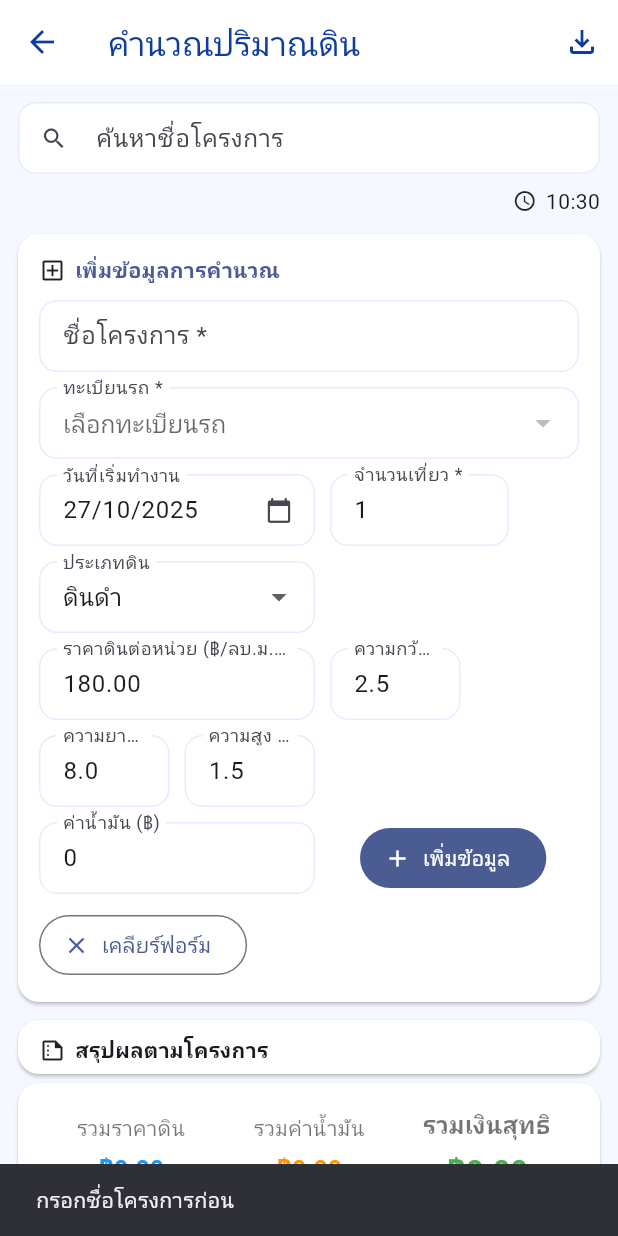
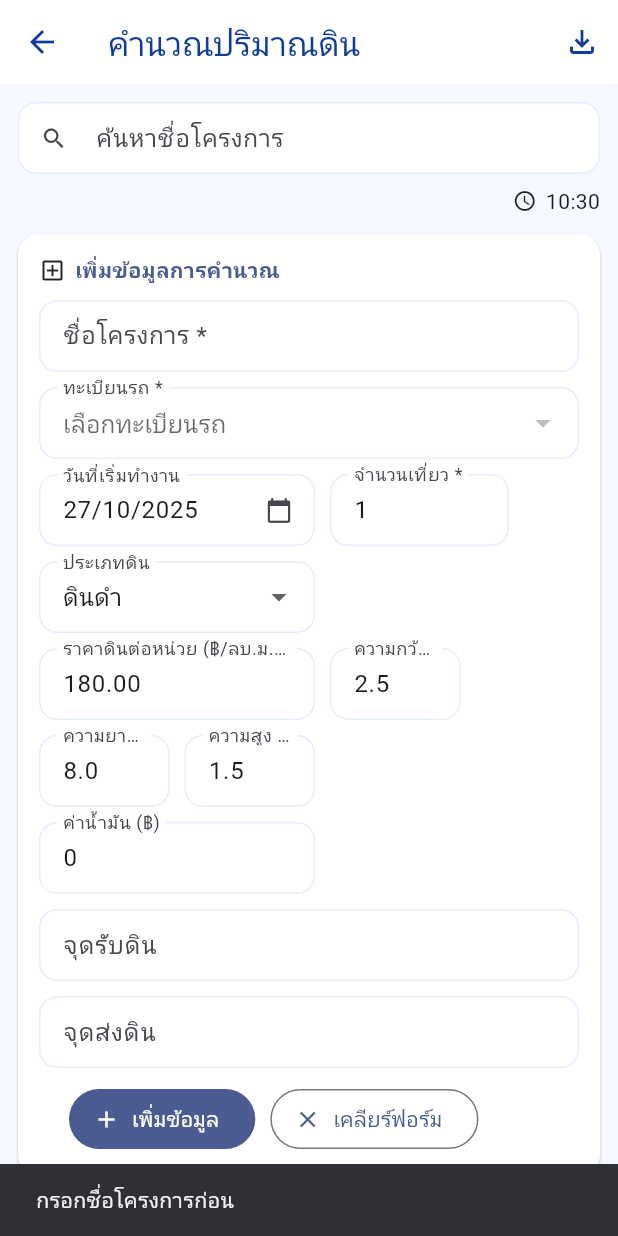
Before and after one commit to Suphakornnn/soiltransport2, a Flutter app: the SoilCalculatorScreen screen opened by its route, after a tap on "เพิ่มข้อมูล", on a phone screen of 412 x 824 dp. Run offline on Flutter 3.47's test engine with Material 3 defaults, Android fonts, the phone set to English and light mode, and no system bars; our stand-ins replace cloud_firestore, firebase_auth, firebase_core, flutter_map, geolocator, latlong2 and 1 more; missing offline and left inert: excel, file_saver; accounts and stored records are empty.

Commit message:
dropLocation and startLocation on soil calculation page

```diff
--- a/lib/screens/admin/soil_calculator_screen.dart
+++ b/lib/screens/admin/soil_calculator_screen.dart
@@ -26,6 +26,8 @@ class SoilItem {
   double height;
   double fuelCost;
   DateTime createdAt;
+  String dropLocation;
+  String startLocation;
 
   SoilItem({
     required this.projectName,
@@ -39,6 +41,8 @@ class SoilItem {
     required this.height,
     required this.fuelCost,
     required this.createdAt,
+    required this.dropLocation,
+    required this.startLocation,
   });
 
   double get volume => width * length * height;
@@ -62,6 +66,8 @@ class SoilItem {
       'netPrice': netPrice,
       'createdAt': Timestamp.fromDate(createdAt),
       'timestamp': FieldValue.serverTimestamp(),
+      'dropLocation': dropLocation,
+      'startLocation': startLocation,
     };
   }
 }
@@ -104,6 +110,8 @@ class _SoilCalculatorScreenState extends State<SoilCalculatorScreen> {
   final _lCtrl = TextEditingController(text: '8.0');
   final _hCtrl = TextEditingController(text: '1.5');
   final _fuelCostCtrl = TextEditingController(text: '0');
+  final _dropLocationCtrl = TextEditingController();
+  final _startLocationCtrl = TextEditingController();
 
   String _soilType = 'ดินดำ';
   String? _selectedPlate;
@@ -142,6 +150,8 @@ class _SoilCalculatorScreenState extends State<SoilCalculatorScreen> {
     _fuelCostCtrl.dispose();
     _unitPriceCtrl.dispose();
     _searchCtrl.dispose();
+    _dropLocationCtrl.dispose();
+    _startLocationCtrl.dispose();
     super.dispose();
   }
 
@@ -194,6 +204,8 @@ class _SoilCalculatorScreenState extends State<SoilCalculatorScreen> {
           height: (data['height'] as num).toDouble(),
           fuelCost: (data['fuelCost'] as num? ?? 0).toDouble(),
           createdAt: (data['createdAt'] as Timestamp).toDate(),
+          dropLocation: data['dropLocation'] ?? '',
+          startLocation: data['startLocation'] ?? '',
         ));
       }
 
@@ -261,6 +273,8 @@ class _SoilCalculatorScreenState extends State<SoilCalculatorScreen> {
     _soilType = 'ดินดำ';
     _unitPriceCtrl.text = kSoilPrices['ดินดำ']!.toStringAsFixed(2);
     _fuelCostCtrl.text = '0';
+    _dropLocationCtrl.clear();
+    _startLocationCtrl.clear();
     _selectedDate = DateTime.now();
   }
 
@@ -339,6 +353,8 @@ class _SoilCalculatorScreenState extends State<SoilCalculatorScreen> {
       height: height,
       fuelCost: fuelCost,
       createdAt: DateTime.now(),
+      dropLocation: _dropLocationCtrl.text.trim(),
+      startLocation: _startLocationCtrl.text.trim(),
     );
 
     setState(() {
@@ -951,6 +967,26 @@ Future<void> _exportToExcel() async {
             ),
           ),
         ),
+        SizedBox(
+          width: isWide ? 200 : double.infinity,
+          child: TextField(
+            controller: _startLocationCtrl,
+            decoration: const InputDecoration(
+              labelText: 'จุดรับดิน',
+              hintText: 'ระบุสถานที่รับดิน',
+            ),
+          ),
+        ),
+        SizedBox(
+          width: isWide ? 200 : double.infinity,
+          child: TextField(
+            controller: _dropLocationCtrl,
+            decoration: const InputDecoration(
+              labelText: 'จุดส่งดิน',
+              hintText: 'ระบุสถานที่ส่งดิน',
+            ),
+          ),
+        ),
         const SizedBox(width: 10),
         FilledButton.icon(
           onPressed: _addToPreview,
```
